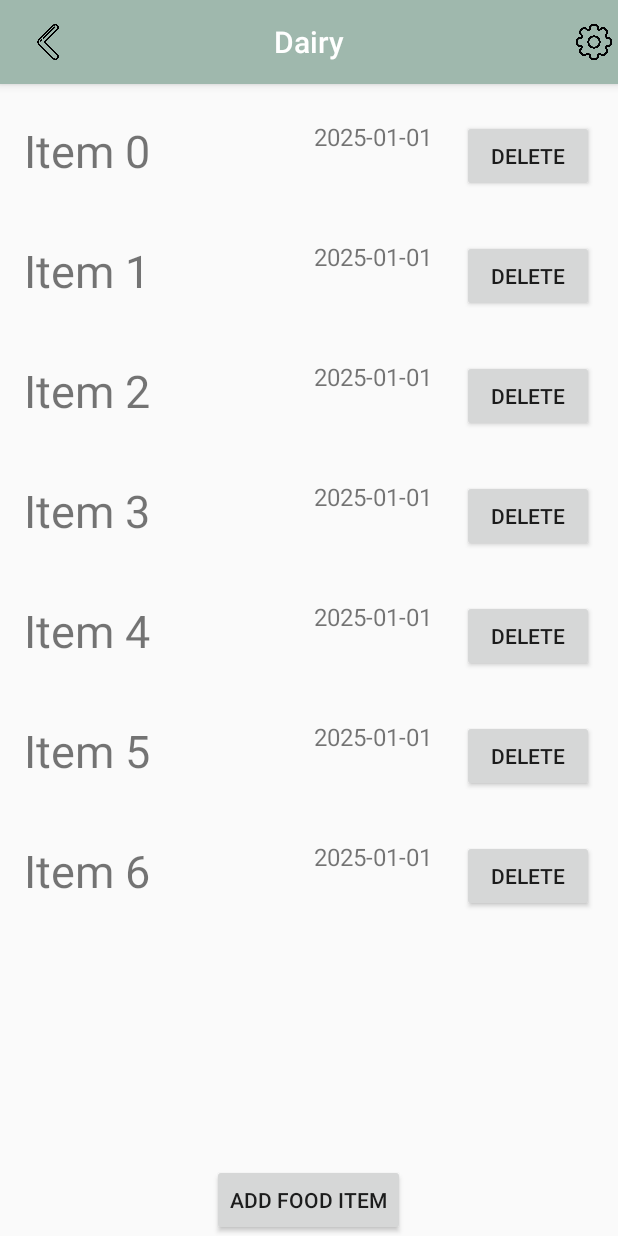
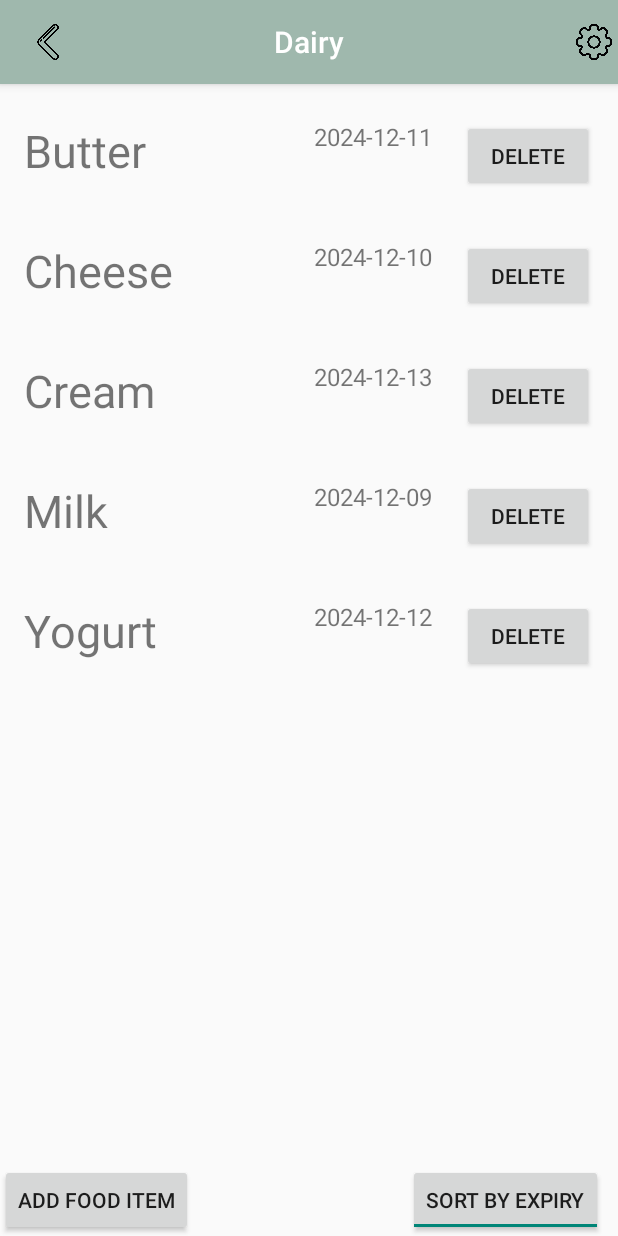
Before and after one commit to ethanpschoen/MyCabinet-Android_App, an Android app: the screen it shows after launch (SectionActivity), after a tap on "Dairy", on a phone screen of 412 x 824 dp. Run offline under Robolectric (Android 15) with nearby library versions, the light colour scheme and no system bars.

Commit message:
Added sort functionality and button

```diff
--- /dev/null
+++ b/app/src/main/java/com/example/mycabinet/ItemSort.java
@@ -0,0 +1,87 @@
+package com.example.mycabinet;
+
+import java.util.ArrayList;
+
+public class ItemSort {
+
+    private ArrayList<FoodItem> items;
+
+    public ItemSort(ArrayList<FoodItem> items) {
+        this.items = items;
+    }
+
+    public void sortByName() {
+        sort("NAME");
+    }
+
+    public void sortByDate() {
+        sort("DATE");
+    }
+
+    private void sort(String sortType) {
+        if (items == null || items.size() <= 1) {
+            return;
+        }
+
+        recurSort(sortType, items, 0, items.size());
+    }
+
+    private void recurSort(String sortType, ArrayList<FoodItem> items, int start, int end) {
+        if (end - start <= 1) {
+            return;
+        }
+
+        int mid = (start + end) / 2;
+
+        recurSort(sortType, items, start, mid);
+        recurSort(sortType, items, mid, end);
+
+        int left_index = 0;
+        int right_index = 0;
+
+        ArrayList<FoodItem> temp = new ArrayList<>();
+
+        String left_data;
+        String right_data;
+
+        while (left_index < mid - start && right_index < end - mid) {
+            if (sortType.equals("NAME")) {
+                left_data = getName(items.get(left_index + start));
+                right_data = getName(items.get(mid + right_index));
+            } else {
+                left_data = getDate(items.get(left_index + start));
+                right_data = getDate(items.get(mid + right_index));
+            }
+
+            if (left_data.compareTo(right_data) < 0) {
+                temp.add(items.get(start + left_index));
+                left_index++;
+            } else {
+                temp.add(items.get(mid + right_index));
+                right_index++;
+            }
+        }
+
+        while (left_index < mid - start) {
+            temp.add(items.get(start + left_index));
+            left_index++;
+        }
+
+        while (right_index < end - mid) {
+            temp.add(items.get(mid + right_index));
+            right_index++;
+        }
+
+        for (int i = 0; i < temp.size(); i++) {
+            items.set(start + i, temp.get(i));
+        }
+    }
+
+    private String getName(FoodItem item) {
+        return item.getItemName();
+    }
+
+    private String getDate(FoodItem item) {
+        return item.getExpirationDate().toString();
+    }
+}
--- a/app/src/main/java/com/example/mycabinet/Kitchen.java
+++ b/app/src/main/java/com/example/mycabinet/Kitchen.java
@@ -3,7 +3,9 @@ package com.example.mycabinet;
 import android.os.Parcel;
 import android.os.Parcelable;
 
+import java.time.LocalDate;
 import java.util.ArrayList;
+import java.util.Calendar;
 
 public class Kitchen {
 
@@ -20,7 +22,9 @@ public class Kitchen {
     public static Kitchen getInstance() {
         if (instance == null) {
             instance = new Kitchen();
+            generateKitchen();
         }
+
         return instance;
     }
 
@@ -56,4 +60,41 @@ public class Kitchen {
     public Preferences getSettings() {
         return settings;
     }
+
+    private static void generateKitchen() {
+        Kitchen kitchen = Kitchen.getInstance();
+
+        String[][] sectionsWithItems = {
+                {"Fruits", "Apple", "Banana", "Orange", "Strawberry", "Grapes"},
+                {"Vegetables", "Carrot", "Broccoli", "", "Potato", "Tomato"},
+                {"Dairy", "Milk", "Cheese", "Butter", "Yogurt", "Cream"},
+                {"Frozen Foods", "Frozen Pizza", "Ice Cream", "", "", "Chicken Nuggets"},
+                {"Snacks", "Chips", "Cookies", "Chocolate", "Popcorn", "Granola Bars"},
+                {"Beverages", "Water", "Juice", "", "Coffee", ""},
+                {"Condiments", "", "", "", "", ""},
+                {"Meat & Seafood", "Chicken Breast", "", "Beef Steak", "", "Pork Chops"},
+                {"Bakery", "Bread", "", "Donut", "", ""},
+                {"Grains & Pasta", "Rice", "Pasta", "Quinoa", "Couscous", "Oats"}
+        };
+
+        for (String[] sectionData : sectionsWithItems) {
+            String sectionName = sectionData[0];
+            FoodSection section = new FoodSection(sectionName);
+
+            for (int i = 1; i < sectionData.length; i++) {
+                String foodName = sectionData[i];
+
+                if (!foodName.isEmpty()) {
+                    LocalDate futureDate = generateFutureDate(i);
+                    section.addFoodItem(new FoodItem(foodName, futureDate));
+                }
+            }
+
+            kitchen.addSection(section);
+        }
+    }
+
+    private static LocalDate generateFutureDate(int offsetDays) {
+        return LocalDate.now().plusDays(offsetDays); // Add offset days to the current date
+    }
 }
--- a/app/src/main/java/com/example/mycabinet/MainActivity.java
+++ b/app/src/main/java/com/example/mycabinet/MainActivity.java
@@ -7,9 +7,12 @@ import android.view.Menu;
 import android.view.MenuItem;
 import android.view.View;
 import android.widget.Button;
+import android.widget.CompoundButton;
 import android.widget.EditText;
 import android.widget.Toast;
+import android.widget.ToggleButton;
 
+import androidx.annotation.NonNull;
 import androidx.appcompat.app.AppCompatActivity;
 import androidx.fragment.app.Fragment;
 import androidx.recyclerview.widget.RecyclerView;
@@ -23,6 +26,8 @@ public class MainActivity extends AppCompatActivity {
     private Kitchen kitchen = Kitchen.getInstance();
     private RecyclerView recyclerView;
     private ListSectionAdapter adapter;
+    private ToggleButton toggleButton;
+
     EditText foodName;
     ReminderAdapter reminderAdapter;
     DatabaseClass DatabaseClass;
@@ -32,19 +37,6 @@ public class MainActivity extends AppCompatActivity {
     protected void onCreate(Bundle savedInstanceState) {
         super.onCreate(savedInstanceState);
         setContentView(R.layout.activity_main);
-
-        if (kitchen.getSections().isEmpty()) {
-            String[] sections = {"Fruits", "Vegetables", "Grains", "Dairy", "Meats", "Pantry", "Freezer", "Refrigerator"};
-            int count = 0;
-            for (String sectionName : sections){
-                FoodSection section = new FoodSection(sectionName);
-                for (int i = 0; i < 10 - count; i++){
-                    section.addFoodItem(new FoodItem("Item " + i, LocalDate.of(2025, 1, 1)));
-                }
-                kitchen.addSection(section);
-                count += 1;
-            }
-        }
 
         Intent intent = getIntent();
         if (intent != null) {
@@ -57,6 +49,29 @@ public class MainActivity extends AppCompatActivity {
                 Toast.makeText(this, "Section added: " + name, Toast.LENGTH_SHORT).show();
             }
         }
+
+        toggleButton = findViewById(R.id.sort_section_button);
+        toggleButton.setChecked(true);
+
+        toggleButton.setOnCheckedChangeListener(new ToggleButton.OnCheckedChangeListener() {
+            @Override
+            public void onCheckedChanged(CompoundButton buttonView, boolean isChecked) {
+                if (isChecked) {
+                    SectionSort sorter = new SectionSort(kitchen.getSections());
+                    sorter.sortByName();
+
+                    loadFragment(new ListSectionView(kitchen));
+                } else {
+                    SectionSort sorter = new SectionSort(kitchen.getSections());
+                    sorter.sortBySize();
+
+                    loadFragment(new ListSectionView(kitchen));
+                }
+            }
+        });
+
+        SectionSort sorter = new SectionSort(kitchen.getSections());
+        sorter.sortByName();
 
         loadFragment(new ListSectionView(kitchen));
     }
--- a/app/src/main/java/com/example/mycabinet/SectionActivity.java
+++ b/app/src/main/java/com/example/mycabinet/SectionActivity.java
@@ -7,9 +7,12 @@ import android.view.Menu;
 import android.view.MenuItem;
 import android.view.View;
 import android.widget.Button;
+import android.widget.CompoundButton;
 import android.widget.EditText;
 import android.widget.TextView;
 import android.widget.Toast;
+import android.widget.ToggleButton;
+
 import androidx.appcompat.widget.Toolbar;
 
 import androidx.appcompat.app.AppCompatActivity;
@@ -23,10 +26,11 @@ import java.util.ArrayList;
 
 public class SectionActivity extends AppCompatActivity {
 
-    private Kitchen kitchen;
     private FoodSection section;
     private RecyclerView recyclerView;
     private ListSectionAdapter adapter;
+    private ToggleButton toggleButton;
+
     EditText foodName;
     ReminderAdapter reminderAdapter;
     DatabaseClass DatabaseClass;
@@ -87,7 +91,29 @@ public class SectionActivity extends AppCompatActivity {
                 Toast.makeText(this, "Item added: " + name, Toast.LENGTH_SHORT).show();
             }
         }
-        printItems(section.getSectionItems());
+
+        toggleButton = findViewById(R.id.sort_item_button);
+        toggleButton.setChecked(true);
+
+        toggleButton.setOnCheckedChangeListener(new ToggleButton.OnCheckedChangeListener() {
+            @Override
+            public void onCheckedChanged(CompoundButton buttonView, boolean isChecked) {
+                if (isChecked) {
+                    ItemSort sorter = new ItemSort(section.getSectionItems());
+                    sorter.sortByName();
+
+                    loadFragment(new ListItemView(section));
+                } else {
+                    ItemSort sorter = new ItemSort(section.getSectionItems());
+                    sorter.sortByDate();
+
+                    loadFragment(new ListItemView(section));
+                }
+            }
+        });
+
+        ItemSort sorter = new ItemSort(section.getSectionItems());
+        sorter.sortByName();
 
         loadFragment(new ListItemView(section));
     }
--- /dev/null
+++ b/app/src/main/java/com/example/mycabinet/SectionSort.java
@@ -0,0 +1,90 @@
+package com.example.mycabinet;
+
+import java.util.ArrayList;
+import java.util.Collections;
+
+public class SectionSort {
+
+    private ArrayList<FoodSection> sections;
+
+    public SectionSort(ArrayList<FoodSection> sections) {
+        this.sections = sections;
+    }
+
+    public void sortByName() {
+        sort("NAME");
+    }
+
+    public void sortBySize() {
+        sort("SIZE");
+        Collections.reverse(sections);
+    }
+
+    private void sort(String sortType) {
+        if (sections == null || sections.size() <= 1) {
+            return;
+        }
+
+        recurSort(sortType, sections, 0, sections.size());
+    }
+
+    private void recurSort(String sortType, ArrayList<FoodSection> sections, int start, int end) {
+        if (end - start <= 1) {
+            return;
+        }
+
+        int mid = (start + end) / 2;
+
+        recurSort(sortType, sections, start, mid);
+        recurSort(sortType, sections, mid, end);
+
+        int left_index = 0;
+        int right_index = 0;
+
+        ArrayList<FoodSection> temp = new ArrayList<>();
+
+        String left_data;
+        String right_data;
+
+        while (left_index < mid - start && right_index < end - mid) {
+            if (sortType.equals("NAME")) {
+                left_data = getName(sections.get(left_index + start));
+                right_data = getName(sections.get(mid + right_index));
+            } else {
+                left_data = getSize(sections.get(left_index + start));
+                right_data = getSize(sections.get(mid + right_index));
+            }
+
+            if (left_data.compareTo(right_data) < 0) {
+                temp.add(sections.get(start + left_index));
+                left_index++;
+            } else {
+                temp.add(sections.get(mid + right_index));
+                right_index++;
+            }
+        }
+
+        while (left_index < mid - start) {
+            temp.add(sections.get(start + left_index));
+            left_index++;
+        }
+
+        while (right_index < end - mid) {
+            temp.add(sections.get(mid + right_index));
+            right_index++;
+        }
+
+        for (int i = 0; i < temp.size(); i++) {
+            sections.set(start + i, temp.get(i));
+        }
+    }
+
+    private String getName(FoodSection section) {
+        return section.getSectionName();
+    }
+
+    private String getSize(FoodSection section) {
+        int size = section.getSectionSize();
+        return Integer.toString(size);
+    }
+}
--- a/app/src/main/res/layout/activity_add_item.xml
+++ b/app/src/main/res/layout/activity_add_item.xml
@@ -48,10 +48,10 @@
         android:id="@+id/textView9"
         android:layout_width="wrap_content"
         android:layout_height="wrap_content"
-        android:layout_marginTop="48dp"
-        android:text="Date:"
+        android:layout_marginTop="36dp"
+        android:text="Expiration Date:"
         app:layout_constraintEnd_toEndOf="parent"
-        app:layout_constraintHorizontal_bias="0.208"
+        app:layout_constraintHorizontal_bias="0.268"
         app:layout_constraintStart_toStartOf="parent"
         app:layout_constraintTop_toBottomOf="@+id/food_name" />
 
--- a/app/src/main/res/layout/activity_main.xml
+++ b/app/src/main/res/layout/activity_main.xml
@@ -19,13 +19,40 @@
             android:layout_marginBottom="10sp"
             android:layout_weight="1" />
 
+        <LinearLayout
+            android:layout_width="match_parent"
+            android:layout_height="wrap_content"
+            android:orientation="horizontal">
+
             <Button
                 android:id="@+id/addSectionButton"
                 android:layout_width="wrap_content"
                 android:layout_height="wrap_content"
                 android:layout_gravity="center"
+                android:layout_marginLeft="10dp"
+                android:layout_marginRight="10dp"
                 android:onClick="addFoodSection"
                 android:text="Add Food Section" />
+
+            <LinearLayout
+                android:layout_width="match_parent"
+                android:layout_height="wrap_content"
+                android:orientation="vertical">
+
+                <ToggleButton
+                    android:id="@+id/sort_section_button"
+                    android:layout_width="wrap_content"
+                    android:layout_height="wrap_content"
+                    android:layout_gravity="right"
+                    android:layout_marginRight="10dp"
+                    android:text="ToggleButton"
+                    android:textOff="Sort By Name"
+                    android:textOn="Sort By Size" />
+
+            </LinearLayout>
+
+        </LinearLayout>
+
     </LinearLayout>
 
 
--- a/app/src/main/res/layout/activity_section.xml
+++ b/app/src/main/res/layout/activity_section.xml
@@ -23,6 +23,11 @@
             android:layout_marginBottom="10dp"
             android:layout_weight="1" />
 
+        <LinearLayout
+            android:layout_width="match_parent"
+            android:layout_height="wrap_content"
+            android:orientation="horizontal">
+
             <Button
                 android:id="@+id/addFoodButton"
                 android:layout_width="wrap_content"
@@ -30,6 +35,25 @@
                 android:layout_gravity="center"
                 android:onClick="addFoodItem"
                 android:text="Add Food Item" />
+
+            <LinearLayout
+                android:layout_width="match_parent"
+                android:layout_height="wrap_content"
+                android:orientation="vertical">
+
+                <ToggleButton
+                    android:id="@+id/sort_item_button"
+                    android:layout_width="wrap_content"
+                    android:layout_height="wrap_content"
+                    android:layout_gravity="right"
+                    android:layout_marginLeft="10dp"
+                    android:layout_marginRight="10dp"
+                    android:text="ToggleButton"
+                    android:textOff="Sort By Name"
+                    android:textOn="Sort By Expiry" />
+            </LinearLayout>
+        </LinearLayout>
+
     </LinearLayout>
 
 
```
Lines whose indentation alone changed are shown as unchanged.
